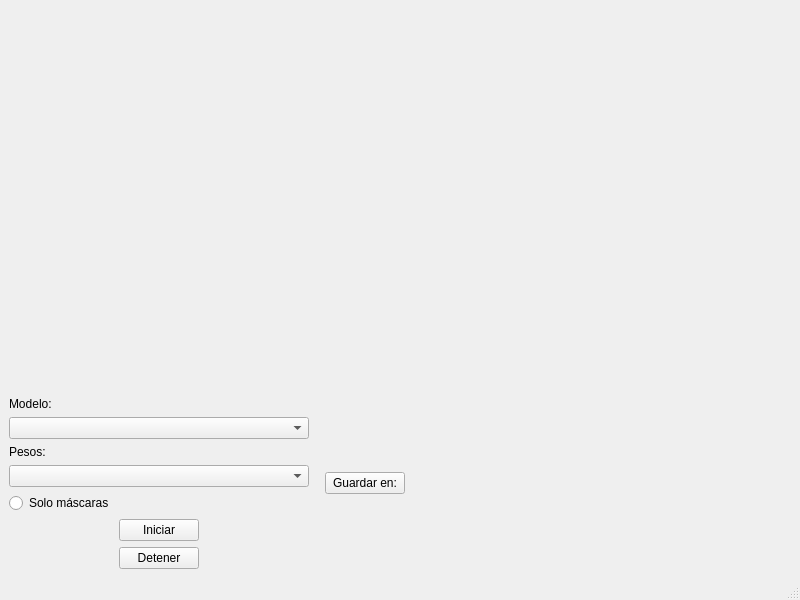
First picture: the form in 03_model_visualizer/pyqt_window/menu.ui, repository JosmarSuarez/Instance_Segmentation_Sandbox, before the edit.
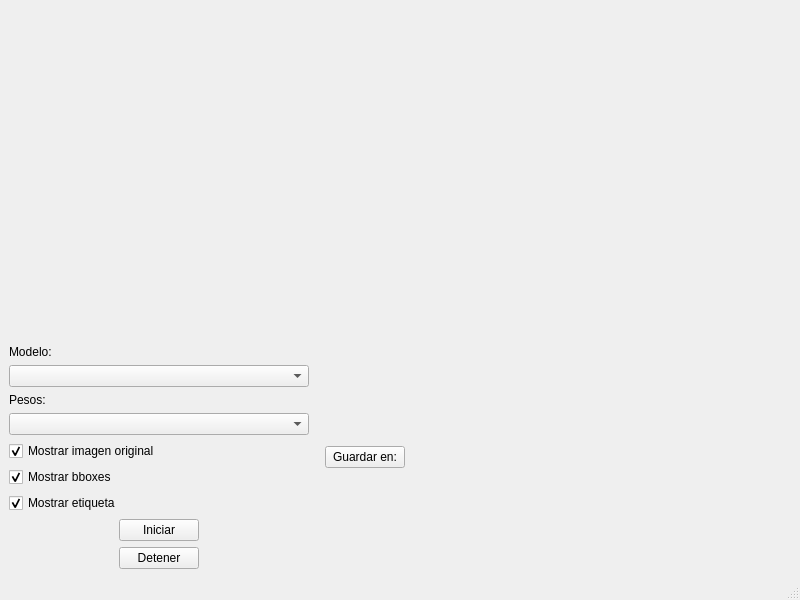
Second picture: the form after the edit.

What changed in the file:
```diff
--- a/03_model_visualizer/pyqt_window/menu.ui
+++ b/03_model_visualizer/pyqt_window/menu.ui
@@ -111,9 +111,32 @@
          <widget class="QComboBox" name="weightsBox"/>
         </item>
         <item>
-         <widget class="QRadioButton" name="mask_radioButton">
+         <widget class="QCheckBox" name="mask_checkBox">
           <property name="text">
-           <string>Solo máscaras</string>
+           <string>Mostrar imagen original</string>
+          </property>
+          <property name="checked">
+           <bool>true</bool>
+          </property>
+         </widget>
+        </item>
+        <item>
+         <widget class="QCheckBox" name="bbox_checkBox">
+          <property name="text">
+           <string>Mostrar bboxes</string>
+          </property>
+          <property name="checked">
+           <bool>true</bool>
+          </property>
+         </widget>
+        </item>
+        <item>
+         <widget class="QCheckBox" name="class_checkBox">
+          <property name="text">
+           <string>Mostrar etiqueta</string>
+          </property>
+          <property name="checked">
+           <bool>true</bool>
           </property>
          </widget>
         </item>
```
